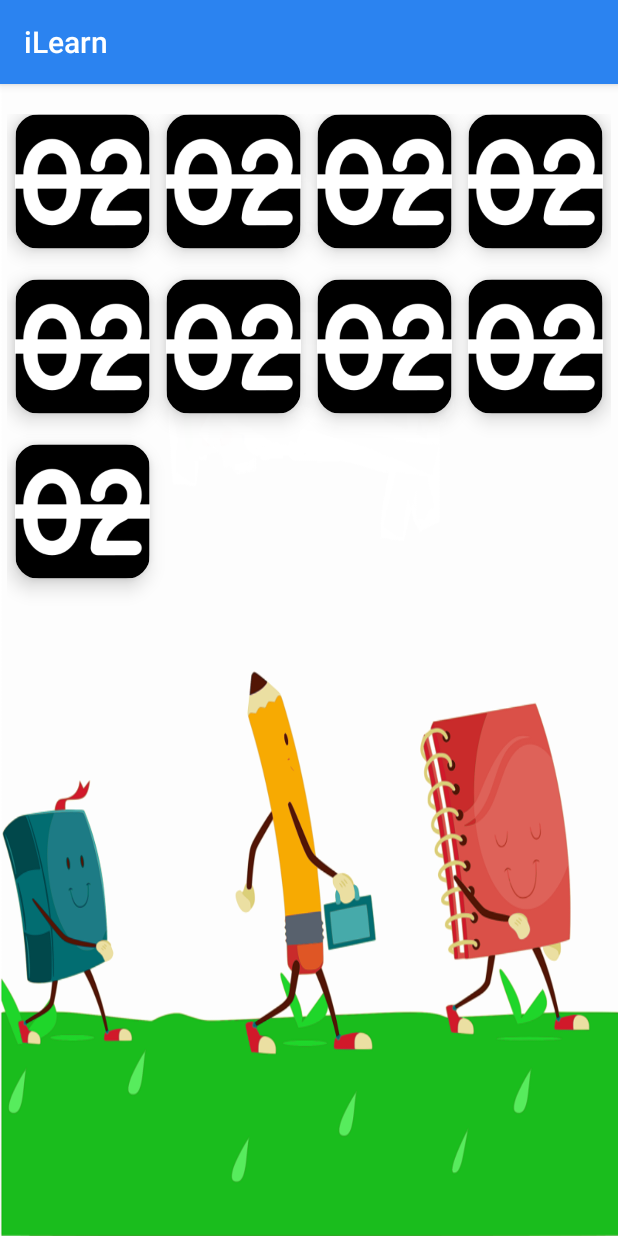
After one commit to fifymawia/AndroidDBandApp, an Android app: the Slides screen opened directly, with no data from a screen before it, on a phone screen of 412 x 824 dp. The commit adds this screen. Run offline under Robolectric (Android 15) with nearby library versions, the phone set to English and light mode, and no system bars.

Commit message:
creation of class slides

```diff
--- a/app/src/main/AndroidManifest.xml
+++ b/app/src/main/AndroidManifest.xml
@@ -10,7 +10,8 @@
         android:roundIcon="@mipmap/ic_launcher_round"
         android:supportsRtl="true"
         android:theme="@style/AppTheme">
-        <activity android:name=".Views.Sub_Strands"></activity>
+        <activity android:name=".Slides"></activity>
+        <activity android:name=".Views.Sub_Strands" />
         <activity android:name=".Views.Strands" />
         <activity
             android:name=".Views.SignUp"
--- /dev/null
+++ b/app/src/main/java/com/daenjel/ilearn/Slides.java
@@ -0,0 +1,59 @@
+package com.daenjel.ilearn;
+
+import android.os.Bundle;
+import android.view.View;
+import android.widget.Toast;
+
+import androidx.appcompat.app.AppCompatActivity;
+import androidx.recyclerview.widget.GridLayoutManager;
+import androidx.recyclerview.widget.RecyclerView;
+
+import com.daenjel.ilearn.Interface.ClickListener;
+import com.daenjel.ilearn.Interface.RecyclerTouchListener;
+import com.daenjel.ilearn.ViewModel.SlidesAdapter;
+
+import java.util.ArrayList;
+import java.util.List;
+
+public class Slides extends AppCompatActivity {
+
+    List<Integer> itemList;
+    RecyclerView mListView;
+    @Override
+    protected void onCreate(Bundle savedInstanceState) {
+        super.onCreate(savedInstanceState);
+        setContentView(R.layout.activity_slides);
+
+        itemList = new ArrayList<>();
+        mListView = findViewById(R.id.slideList);
+        loadSlides();
+        SlidesAdapter adapter = new SlidesAdapter(this,itemList);
+        mListView.setLayoutManager(new GridLayoutManager(this,4));
+        mListView.setAdapter(adapter);
+        mListView.setHasFixedSize(true);
+        mListView.addOnItemTouchListener(new RecyclerTouchListener(this, mListView, new ClickListener() {
+            @Override
+            public void onClick(View view, int position) {
+                //startActivity(new Intent(getApplicationContext(), Display.class));
+                Toast.makeText(getApplicationContext(), "Slides "+position, Toast.LENGTH_SHORT).show();
+            }
+
+            @Override
+            public void onLongClick(View view, int position) {
+
+            }
+        }));
+    }
+
+    private void loadSlides() {
+        itemList.add(R.drawable.slides);
+        itemList.add(R.drawable.slides);
+        itemList.add(R.drawable.slides);
+        itemList.add(R.drawable.slides);
+        itemList.add(R.drawable.slides);
+        itemList.add(R.drawable.slides);
+        itemList.add(R.drawable.slides);
+        itemList.add(R.drawable.slides);
+        itemList.add(R.drawable.slides);
+    }
+}
--- /dev/null
+++ b/app/src/main/java/com/daenjel/ilearn/ViewModel/SlidesAdapter.java
@@ -0,0 +1,54 @@
+package com.daenjel.ilearn.ViewModel;
+
+import android.content.Context;
+import android.view.LayoutInflater;
+import android.view.View;
+import android.view.ViewGroup;
+import android.widget.ImageView;
+
+import androidx.annotation.NonNull;
+import androidx.recyclerview.widget.RecyclerView;
+
+import com.daenjel.ilearn.R;
+
+import java.util.List;
+
+public class SlidesAdapter extends RecyclerView.Adapter<SlidesAdapter.MyHolder> {
+
+    Context context;
+    List<Integer> items;
+    LayoutInflater inflater;
+
+    public SlidesAdapter(Context context, List<Integer> items) {
+        this.context = context;
+        this.items = items;
+        this.inflater = LayoutInflater.from(context);
+    }
+
+    @NonNull
+    @Override
+    public SlidesAdapter.MyHolder onCreateViewHolder(@NonNull ViewGroup parent, int viewType) {
+        View holder = inflater.inflate(R.layout.view_slides,parent,false);
+        return new MyHolder(holder);
+    }
+
+    @Override
+    public void onBindViewHolder(@NonNull SlidesAdapter.MyHolder holder, int position) {
+
+        holder.area.setImageResource(items.get(position));
+
+    }
+
+    @Override
+    public int getItemCount() {
+        return items.size();
+    }
+
+    public class MyHolder extends RecyclerView.ViewHolder {
+        ImageView area;
+        public MyHolder(@NonNull View itemView) {
+            super(itemView);
+            area = itemView.findViewById(R.id.areaImg);
+        }
+    }
+}
--- /dev/null
+++ b/app/src/main/res/layout/activity_slides.xml
@@ -0,0 +1,17 @@
+<?xml version="1.0" encoding="utf-8"?>
+<RelativeLayout xmlns:android="http://schemas.android.com/apk/res/android"
+    xmlns:app="http://schemas.android.com/apk/res-auto"
+    xmlns:tools="http://schemas.android.com/tools"
+    android:background="@drawable/back"
+    android:layout_width="match_parent"
+    android:layout_height="match_parent"
+    tools:context=".Slides">
+
+    <androidx.recyclerview.widget.RecyclerView
+        android:id="@+id/slideList"
+        android:layout_marginTop="20dp"
+        android:layout_centerHorizontal="true"
+        android:layout_width="wrap_content"
+        android:layout_height="wrap_content">
+    </androidx.recyclerview.widget.RecyclerView>
+</RelativeLayout>
--- /dev/null
+++ b/app/src/main/res/layout/view_slides.xml
@@ -0,0 +1,21 @@
+<?xml version="1.0" encoding="utf-8"?>
+<androidx.cardview.widget.CardView xmlns:android="http://schemas.android.com/apk/res/android"
+    xmlns:app="http://schemas.android.com/apk/res-auto"
+    android:orientation="vertical"
+    app:cardElevation="8dp"
+    app:cardCornerRadius="16dp"
+    android:layout_marginBottom="20dp"
+    android:layout_marginLeft="5dp"
+    android:layout_marginRight="5dp"
+    android:layout_width="wrap_content"
+    android:layout_height="wrap_content">
+
+    <ImageView
+        android:id="@+id/areaImg"
+        android:scaleType="fitXY"
+        android:src="@drawable/slides"
+        android:contentDescription="@string/todo"
+        android:layout_width="90dp"
+        android:layout_height="90dp" />
+
+</androidx.cardview.widget.CardView>
```
Also changed, not shown: app/src/main/java/com/daenjel/ilearn/Model/Sub_Strand_Model.java (+7 -7 lines), app/src/main/java/com/daenjel/ilearn/ViewModel/SubStrandAdapter.java (+4 -6 lines), app/src/main/java/com/daenjel/ilearn/Views/Sub_Strands.java (+22 -4 lines), app/src/main/res/layout/view_sub_strands.xml (+17 -14 lines), app/src/main/res/drawable/slides.png (added).
